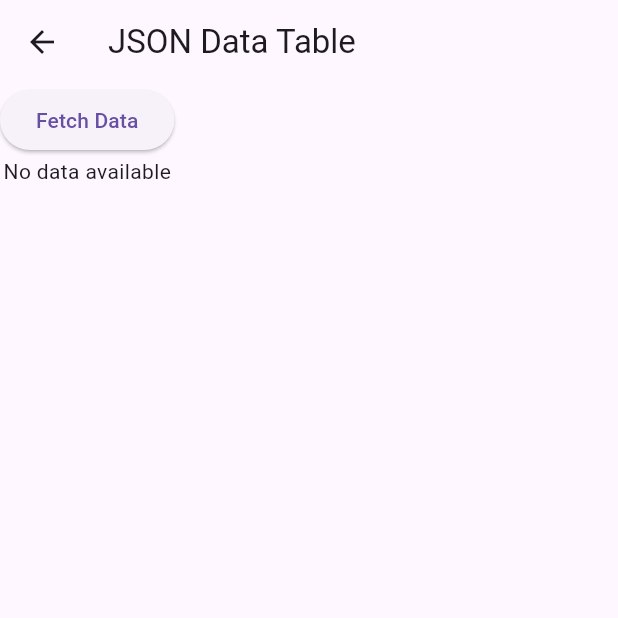
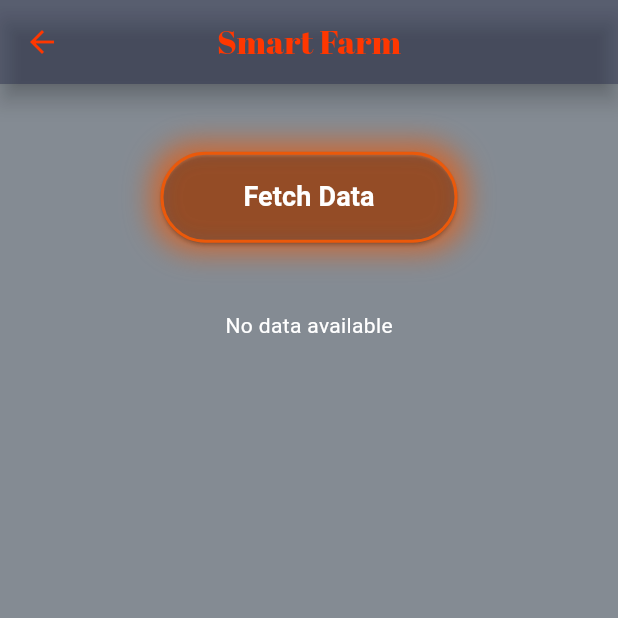
Before and after one commit to HarshithDR/demons_mlh, a Flutter app: the JsonTableScreen screen opened directly, on a phone screen of 412 x 824 dp, the top half of it. Run offline on Flutter 3.47's test engine with Material 3 defaults, Android fonts, the phone set to English and light mode, and no system bars; our stand-ins replace animated_background, animated_text_kit, flutter_animate, google_fonts.

Commit message:
commit_four

```diff
--- a/flutter_frontend/farm/lib/backend_integration/recent_alert.dart
+++ b/flutter_frontend/farm/lib/backend_integration/recent_alert.dart
@@ -1,13 +1,16 @@
 import 'dart:convert';
 import 'package:flutter/material.dart';
 import 'package:http/http.dart' as http;
+import 'package:google_fonts/google_fonts.dart';
+import 'package:animated_background/animated_background.dart';
 
 class JsonTableScreen extends StatefulWidget {
   @override
   _JsonTableScreenState createState() => _JsonTableScreenState();
 }
 
-class _JsonTableScreenState extends State<JsonTableScreen> {
+class _JsonTableScreenState extends State<JsonTableScreen>
+    with SingleTickerProviderStateMixin {
   Map<String, dynamic> data = {}; // Change to hold a Map
   bool isLoading = false;
 
@@ -33,29 +36,116 @@ class _JsonTableScreenState extends State<JsonTableScreen> {
 
   @override
   Widget build(BuildContext context) {
+    final screenSize = MediaQuery.of(context).size;
+    const glowColor = Color.fromARGB(255, 235, 89, 10);
     return Scaffold(
-      appBar: AppBar(title: Text('JSON Data Table')),
-      body: Column(
+      backgroundColor: Color.fromRGBO(10, 25, 41, 0.5),
+      appBar: AppBar(
+        iconTheme: IconThemeData(color: const Color.fromARGB(255, 255, 55, 0)),
+        title: Text(
+          'Smart Farm',
+          style: GoogleFonts.abrilFatface(
+            color: const Color.fromARGB(255, 255, 55, 0),
+          ),
+        ),
+        centerTitle: true,
+        // leading: Image.asset('assets/images/logo.png'),
+        backgroundColor: Color.fromRGBO(9, 23, 37, 0.345),
+        shadowColor: Colors.black,
+        elevation: 6,
+      ),
+      body: Stack(
         children: [
-          ElevatedButton(onPressed: fetchData, child: Text('Fetch Data')),
+          AnimatedBackground(
+            child: Text(''),
+            vsync: this,
+            behaviour: RandomParticleBehaviour(
+              options: ParticleOptions(
+                baseColor: Colors.orange,
+                particleCount: 50,
+                spawnMaxSpeed: 20,
+                spawnMinSpeed: 15,
+              ),
+            ),
+          ),
+          Column(
+            children: [
+              SizedBox(height: MediaQuery.of(context).size.height / 20),
+              Center(
+                child: Container(
+                  height: MediaQuery.of(context).size.height / 12,
+                  width: MediaQuery.of(context).size.height / 4,
+                  padding: const EdgeInsets.all(4),
+                  decoration: BoxDecoration(
+                    borderRadius: BorderRadius.circular(30),
+                    boxShadow: [
+                      BoxShadow(
+                        color: glowColor.withOpacity(0.7),
+                        blurRadius: 15,
+                        spreadRadius: 2,
+                      ),
+                    ],
+                  ),
+                  child: ElevatedButton(
+                    style: ElevatedButton.styleFrom(
+                      backgroundColor: Colors.transparent,
+                      padding: const EdgeInsets.symmetric(
+                        horizontal: 50,
+                        vertical: 16,
+                      ),
+                      side: BorderSide(color: glowColor, width: 2),
+                      shape: RoundedRectangleBorder(
+                        borderRadius: BorderRadius.circular(30),
+                      ),
+                    ),
+                    onPressed: () {
+                      fetchData();
+                    },
+                    child: const Text(
+                      'Fetch Data',
+                      style: TextStyle(
+                        fontSize: 18,
+                        fontWeight: FontWeight.bold,
+                        color: Colors.white,
+                      ),
+                    ),
+                  ),
+                ),
+              ),
+              SizedBox(height: screenSize.height / 20),
               isLoading
-              ? CircularProgressIndicator()
+                  ? CircularProgressIndicator(color: Colors.deepOrange[600])
                   : Expanded(child: buildTable()),
+            ],
+          ),
         ],
       ),
     );
   }
 
   Widget buildTable() {
-    if (data.isEmpty) return Text('No data available');
+    if (data.isEmpty)
+      return Text('No data available', style: TextStyle(color: Colors.white));
 
     // Extract data
     String alert = data["alert"];
     Map<String, dynamic> details = data["details"];
 
-    // Creating the DataTable for the "details"
     return SingleChildScrollView(
-      scrollDirection: Axis.horizontal,
+      child: Container(
+        margin: EdgeInsets.all(12),
+        padding: EdgeInsets.all(16),
+        decoration: BoxDecoration(
+          color: Colors.deepOrange.shade100,
+          borderRadius: BorderRadius.circular(15),
+          boxShadow: [
+            BoxShadow(
+              color: Colors.deepOrangeAccent.withOpacity(0.9),
+              blurRadius: 15,
+              spreadRadius: 3,
+            ),
+          ],
+        ),
         child: Column(
           children: [
             // Display the alert at the top
@@ -64,30 +154,29 @@ class _JsonTableScreenState extends State<JsonTableScreen> {
               child: Text(
                 alert,
                 style: TextStyle(fontSize: 24, fontWeight: FontWeight.bold),
+                textAlign: TextAlign.center,
               ),
             ),
-          // Create the DataTable for details
-          SingleChildScrollView(
-            scrollDirection: Axis.horizontal,
-            child: DataTable(
-              columns:
-                  details.keys
-                      .map<DataColumn>((key) => DataColumn(label: Text(key)))
-                      .toList(),
-              rows: [
-                DataRow(
-                  cells:
-                      details.values
-                          .map<DataCell>(
-                            (value) => DataCell(Text(value.toString())),
-                          )
-                          .toList(),
+            // Display details in a title-attribute format
+            Column(
+              children:
+                  details.entries.map((entry) {
+                    return Padding(
+                      padding: const EdgeInsets.symmetric(vertical: 6),
+                      child: Text(
+                        "${entry.key} : ${entry.value}",
+                        style: TextStyle(
+                          fontSize: 18,
+                          fontWeight: FontWeight.bold,
+                          color: Colors.black87,
+                        ),
+                      ),
+                    );
+                  }).toList(),
             ),
           ],
         ),
       ),
-        ],
-      ),
     );
   }
 }
--- a/flutter_frontend/farm/lib/main.dart
+++ b/flutter_frontend/farm/lib/main.dart
@@ -7,6 +7,9 @@ void main() => runApp(MyFarm());
 class MyFarm extends StatelessWidget {
   @override
   Widget build(BuildContext context) {
-    return MaterialApp(home: Farmhome(), debugShowCheckedModeBanner: false);
+    return MaterialApp(
+      home: FarmSplashScreen(),
+      debugShowCheckedModeBanner: false,
+    );
   }
 }
--- a/flutter_frontend/farm/pubspec.yaml
+++ b/flutter_frontend/farm/pubspec.yaml
@@ -42,7 +42,7 @@ dependencies:
 dev_dependencies:
   flutter_test:
     sdk: flutter
-  http: ^0.14.0
+  http: ^1.3.0
 
   # The "flutter_lints" package below contains a set of recommended lints to
   # encourage good coding practices. The lint set provided by the package is
```
Also changed, not shown: flutter_frontend/farm/pubspec.lock. Lines whose indentation alone changed are shown as unchanged.
